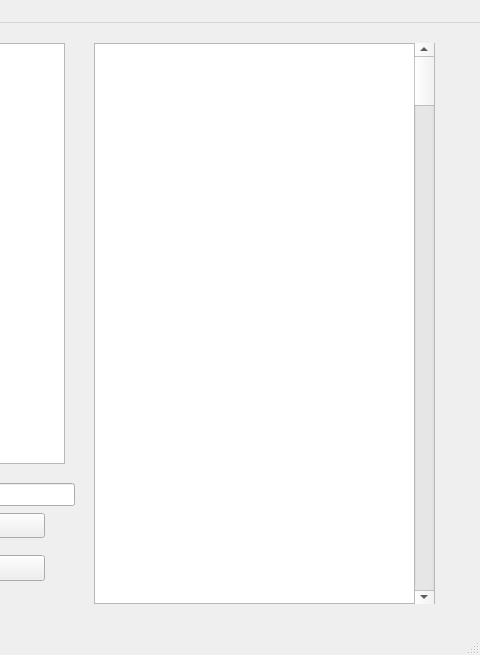
Before: the Qt Designer form MainWindow.ui in zzwang11/bishe, drawn with Qt 5; both pictures show x 546 to 1026 and y 0 to 655 of the 1026 by 655 pixel window.
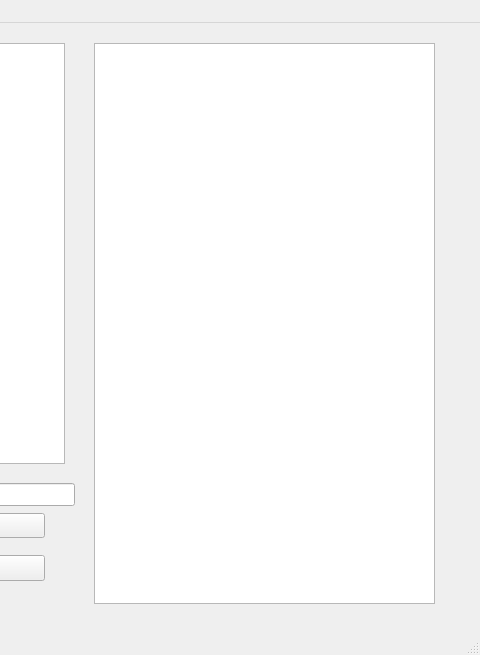
After: the same form once the commit is applied.

What changed in the file:
```diff
--- a/MainWindow.ui
+++ b/MainWindow.ui
@@ -80,19 +80,6 @@
      </item>
     </layout>
    </widget>
-   <widget class="QScrollBar" name="verticalScrollBar">
-    <property name="geometry">
-     <rect>
-      <x>960</x>
-      <y>20</y>
-      <width>20</width>
-      <height>561</height>
-     </rect>
-    </property>
-    <property name="orientation">
-     <enum>Qt::Vertical</enum>
-    </property>
-   </widget>
    <widget class="QWidget" name="horizontalLayoutWidget">
     <property name="geometry">
      <rect>
```
Left out of the diff: 2 changed lines with no effect on the pictures.
